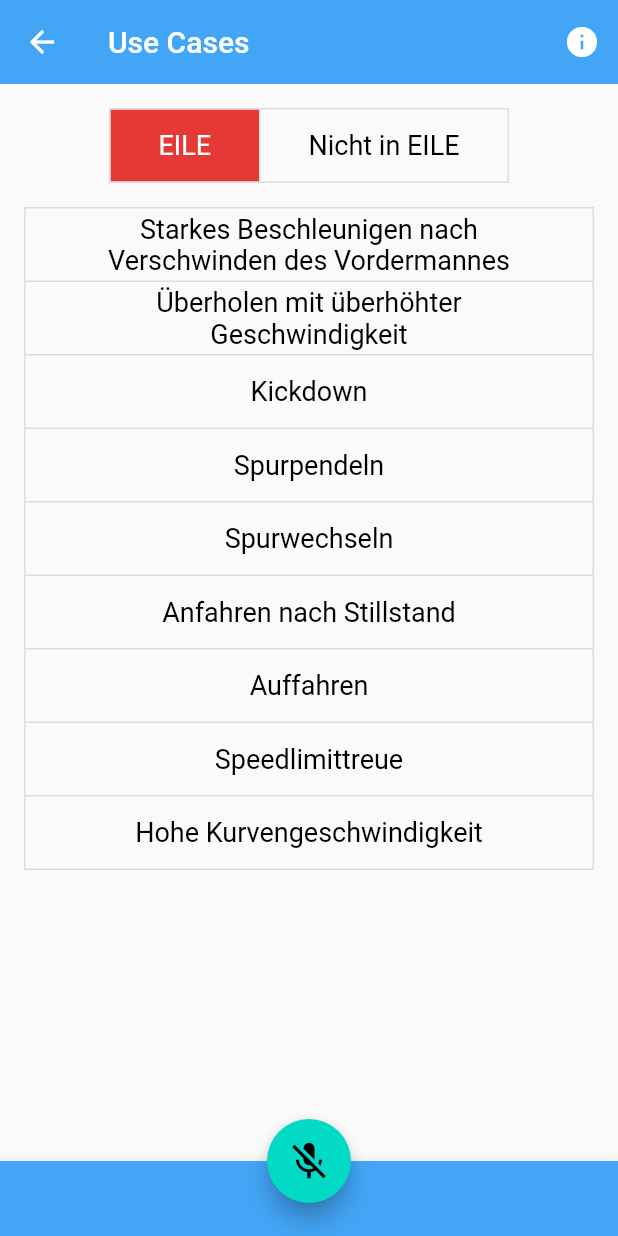
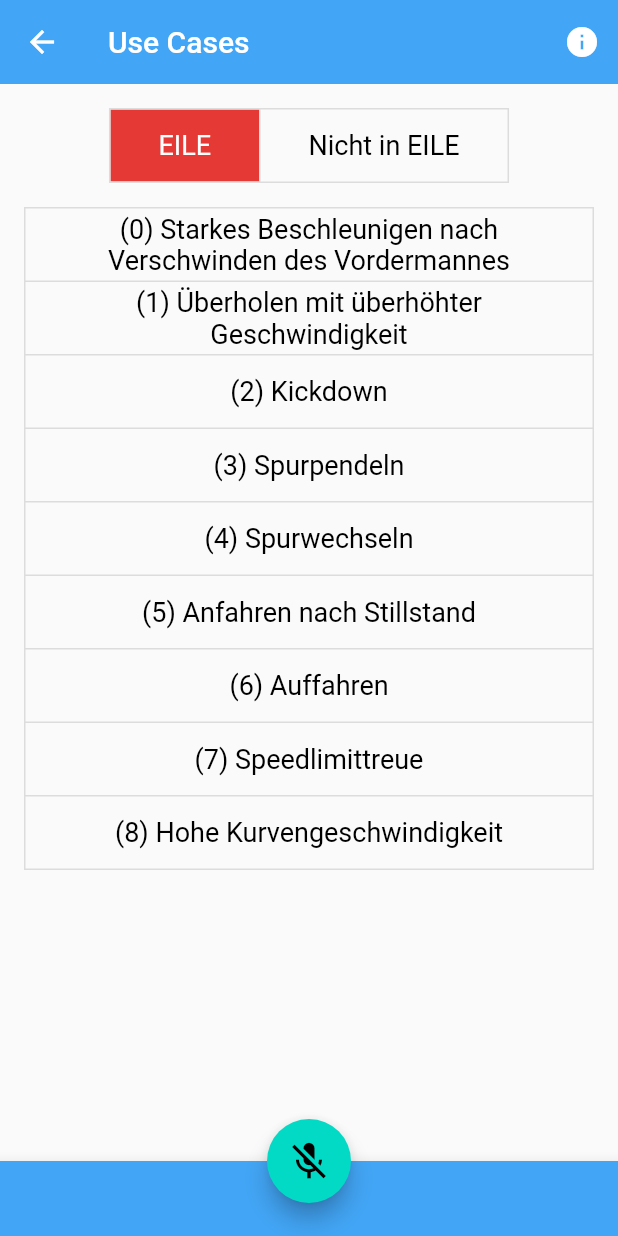
Before and after one commit to alexanderrichter99/speaking_bot_app, a Flutter app: the HomePage screen opened by its route, after a tap on "EILE", on a phone screen of 412 x 824 dp. Run offline on Flutter 3.47's test engine with Material 2 defaults, Android fonts, the light colour scheme and no system bars; our stand-ins replace auto_size_text, flutter_bluetooth_serial, rxdart; missing offline and left inert: dialogflow_grpc, sound_stream; statements that could not run were skipped; project files that could hold a hidden picture were left out.

Commit message:
Add speaking logic to buttons

```diff
--- a/lib/model/maneuvers.dart
+++ b/lib/model/maneuvers.dart
@@ -17,54 +17,54 @@ final maneuverList = [
     id: 0,
     longTitle:
         'Starkes Beschleunigen nach Abbiegen / Spurwechsel (Verschwinden) des Vordermannes (Drängeln)',
-    title: 'Starkes Beschleunigen nach Verschwinden des Vordermannes',
+    title: '(0) Starkes Beschleunigen nach Verschwinden des Vordermannes',
     description: 'Signale:\n- Abstand Vorderfahrzeug\n- Längsbeschleunigung',
   ),
   Maneuvers(
     id: 1,
-    title: 'Überholen mit überhöhter Geschwindigkeit',
+    title: '(1) Überholen mit überhöhter Geschwindigkeit',
     description:
         'Signale:\n- Lenkwinkel\n- Längsbeschleunigung\n- Querbeschleunigung\n- Tatsächliche Geschwindigkeit\n- Geschwindigkeitsbegrenzung\n- Abstand Vorderfahrzeug',
   ),
   Maneuvers(
     id: 2,
-    title: 'Kickdown',
+    title: '(2) Kickdown',
     description: 'Signale:\n- Fahrpedalwinkel',
   ),
   Maneuvers(
     id: 3,
-    title: 'Spurpendeln',
+    title: '(3) Spurpendeln',
     description:
         'Definition:\nHäufiges Pendeln in der eigenen Spur, um beispielsweise einen Überholvorgang zu überprüfen oder Sicht auf den kommenden Streckenabschnitt zu erlangen.\n\nSignale:\n- Lenkwinkel\n- Abstand Vorderfahrer',
   ),
   Maneuvers(
     id: 4,
-    title: 'Spurwechseln',
+    title: '(4) Spurwechseln',
     description:
         'Signale:\n- Lenkwinkel\n- Längsbeschleunigung\n- Querbeschleunigung\n- Abstand Vorderfahrer',
   ),
   Maneuvers(
     id: 5,
     longTitle: 'Hastiges Anfahren nach Stillstand',
-    title: 'Anfahren nach Stillstand',
+    title: '(5) Anfahren nach Stillstand',
     description:
         'Signale:\n- Längsbeschleunigung\n- Tatsächliche Geschwindigkeit\n\nSituation:\n- An der Ampel\n- Nach Abbiegen des Vordermanns',
   ),
   Maneuvers(
     id: 6,
-    title: 'Auffahren',
+    title: '(6) Auffahren',
     description:
         'Signale:\n- Abstand Vorderfahrzeug\n- Winkel Fahrpedal\n- Bremsdruck\n- Längsbeschleunigung',
   ),
   Maneuvers(
     id: 7,
-    title: 'Speedlimittreue',
+    title: '(7) Speedlimittreue',
     description:
         'Signale:\n- Tatsächliche Geschwindigkeit\n- Erlaubte Geschwindigkeit',
   ),
   Maneuvers(
     id: 8,
-    title: 'Hohe Kurvengeschwindigkeit',
+    title: '(8) Hohe Kurvengeschwindigkeit',
     description:
         'Signale:\n- Querbeschleunigung\n- Längsbeschleunigung\n- Lenkwinkel',
   ),
--- a/lib/states/maneuver_state.dart
+++ b/lib/states/maneuver_state.dart
@@ -1,22 +1,84 @@
-import 'package:flutter/foundation.dart';
+// ignore_for_file: avoid_print
+
+import 'package:flutter/material.dart';
+import 'package:speaking_bot_app/model/maneuvers.dart';
+import 'package:speaking_bot_app/widgets/service_widget.dart';
 
 class ManeuverState extends ChangeNotifier {
   // only refers to eile buttons
   bool _ongoing = false;
 
-  bool _maneuverActivated = false;
+  List<bool> isSelected = [
+    false,
+    false,
+    false,
+    false,
+    false,
+    false,
+    false,
+    false,
+    false
+  ];
+
+  List<bool> isSelectedEile = [false, true];
 
   get ongoing => _ongoing;
-
-  get maneuverActivated => _maneuverActivated;
 
   void isOngoing(bool state) {
     _ongoing = state;
     notifyListeners();
   }
 
-  void isManeuverActivated(bool state) {
-    _maneuverActivated = state;
+  void setManeuver(int newIndex, BuildContext context, bool? start) {
+    // daran erkenn wir ob start oder nicht
+    bool isStartofManeuver = true;
+
+    for (int index = 0; index < isSelected.length; index++) {
+      // auf gleichen Button geklickt => button wird entdrückt
+      if (index == newIndex) {
+        // button entdrückt
+        isSelected[index] = start ?? !isSelected[index];
+        isStartofManeuver = isSelected[index];
+      } else {
+        // anderer button gedrückt
+        if (isSelected[index]) {
+          int id = maneuverList.elementAt(index).id;
+
+          // beende zuvor laufendes maneuver, falls direkt ein neues maneuver gestartet worden ist
+          ServiceWidget.of(context)?.coreService.stopManeuver(context, id);
+        }
+        // nur auf button soll man drücken
+        isSelected[index] = false;
+      }
+    }
+
+    int id = maneuverList.elementAt(newIndex).id;
+
+    if (isStartofManeuver) {
+      ServiceWidget.of(context)?.coreService.startManeuver(context, id);
+      _ongoing = true;
+    } else {
+      ServiceWidget.of(context)?.coreService.stopManeuver(context, id);
+      _ongoing = false;
+    }
+    notifyListeners();
+  }
+
+//ongoing weg und zu void gemacht
+  void setEile(int newIndex, BuildContext context) {
+    if (ongoing) {
+      return;
+    }
+    for (int index = 0; index < isSelectedEile.length; index++) {
+      if (index == newIndex) {
+        isSelectedEile[index] = true;
+      } else {
+        isSelectedEile[index] = false;
+      }
+    }
+
+    ServiceWidget.of(context)?.coreService.setEile =
+        newIndex == 0 ? true : false;
     notifyListeners();
   }
 }
--- a/lib/widgets/toggle_button_eile.dart
+++ b/lib/widgets/toggle_button_eile.dart
@@ -10,37 +10,25 @@ class ToggleButtonEile extends StatefulWidget {
   _ToggleButtonEileState createState() => _ToggleButtonEileState();
 }
 
-class _ToggleButtonEileState extends State<ToggleButtonEile> {
-  List<bool> isSelected = [false, true];
-
-  Function(int newIndex)? onPressedConditionaly(bool ongoing) {
+Function(int newIndex)? onPressedConditionaly(
+    bool ongoing, BuildContext context, ManeuverState maneuverState) {
   if (ongoing) {
     return null;
   } else {
     return (int newIndex) {
-        setState(() {
-          for (int index = 0; index < isSelected.length; index++) {
-            if (index == newIndex) {
-              isSelected[index] = true;
-            } else {
-              isSelected[index] = false;
-            }
-          }
-        });
-
-        ServiceWidget.of(context)?.coreService.setEile =
-            newIndex == 0 ? true : false;
+      maneuverState.setEile(newIndex, context);
     };
   }
 }
 
+class _ToggleButtonEileState extends State<ToggleButtonEile> {
   @override
   Widget build(BuildContext context) {
     return Consumer<ManeuverState>(
-      builder: (context, value, child) {
+      builder: (context, maneuverState, child) {
         return Center(
           child: ToggleButtons(
-            isSelected: isSelected,
+            isSelected: maneuverState.isSelectedEile,
             selectedColor: Colors.white,
             color: Colors.black,
             fillColor: Colors.red.shade600,
@@ -54,7 +42,8 @@ class _ToggleButtonEileState extends State<ToggleButtonEile> {
                 child: Text('Nicht in EILE', style: TextStyle(fontSize: 18)),
               ),
             ],
-            onPressed: onPressedConditionaly(value.ongoing),
+            onPressed: onPressedConditionaly(
+                maneuverState.ongoing, context, maneuverState),
           ),
         );
       },
--- a/lib/widgets/toggle_buttons_maneuver.dart
+++ b/lib/widgets/toggle_buttons_maneuver.dart
@@ -4,7 +4,6 @@ import 'package:flutter/material.dart';
 import 'package:provider/provider.dart';
 import 'package:speaking_bot_app/model/maneuvers.dart';
 import 'package:speaking_bot_app/states/maneuver_state.dart';
-import 'package:speaking_bot_app/widgets/service_widget.dart';
 
 class ToggleButtonManeuver extends StatefulWidget {
   const ToggleButtonManeuver({Key? key}) : super(key: key);
@@ -14,23 +13,14 @@ class ToggleButtonManeuver extends StatefulWidget {
 }
 
 class _ToggleButtonManeuverState extends State<ToggleButtonManeuver> {
-  List<bool> isSelected = [
-    false,
-    false,
-    false,
-    false,
-    false,
-    false,
-    false,
-    false,
-    false
-  ];
-
   @override
-  Widget build(BuildContext context) => Center(
+  Widget build(BuildContext context) {
+    return Consumer<ManeuverState>(
+      builder: (context, maneuverState, child) {
+        return Center(
           child: ToggleButtons(
             direction: Axis.vertical,
-          isSelected: isSelected,
+            isSelected: maneuverState.isSelected,
             selectedColor: Colors.white,
             color: Colors.black,
             fillColor: Colors.blue.shade400,
@@ -59,46 +49,12 @@ class _ToggleButtonManeuverState extends State<ToggleButtonManeuver> {
                 },
               );
             }).toList(),
-          onPressed: (int newIndex) {
-            // daran erkenn wir ob start oder nicht
-            bool isStartofManeuver = true;
-
-            setState(() {
-              for (int index = 0; index < isSelected.length; index++) {
-                // auf gleichen Button geklickt => button wird entdrückt
-                if (index == newIndex) {
-                  // button entdrückt
-                  isSelected[index] = !isSelected[index];
-                  // maneuver vorbei => false
-                  isStartofManeuver = isSelected[index];
-                } else {
-                  // anderer button gedrückt
-                  if (isSelected[index]) {
-                    int id = maneuverList.elementAt(index).id;
-
-                    // beende zuvor laufendes maneuver, falls direkt ein neues maneuver gestartet worden ist
-                    ServiceWidget.of(context)
-                        ?.coreService
-                        .stopManeuver(context, id);
-                  }
-                  // nur auf button soll man drücken
-                  isSelected[index] = false;
-                }
-              }
-            });
-
-            int id = maneuverList.elementAt(newIndex).id;
-
-            if (isStartofManeuver) {
-              ServiceWidget.of(context)?.coreService.startManeuver(context, id);
-              Provider.of<ManeuverState>(context, listen: false)
-                  .isOngoing(true);
-            } else {
-              ServiceWidget.of(context)?.coreService.stopManeuver(context, id);
-              Provider.of<ManeuverState>(context, listen: false)
-                  .isOngoing(false);
-            }
+            onPressed: (newIndex) {
+              maneuverState.setManeuver(newIndex, context, null);
             },
           ),
         );
+      },
+    );
   }
+}
```
Also changed, not shown: lib/states/core_service.dart (+0 -7 lines), lib/widgets/micro_dialogflow_input.dart (+33 -11 lines). Lines whose indentation alone changed are shown as unchanged.
